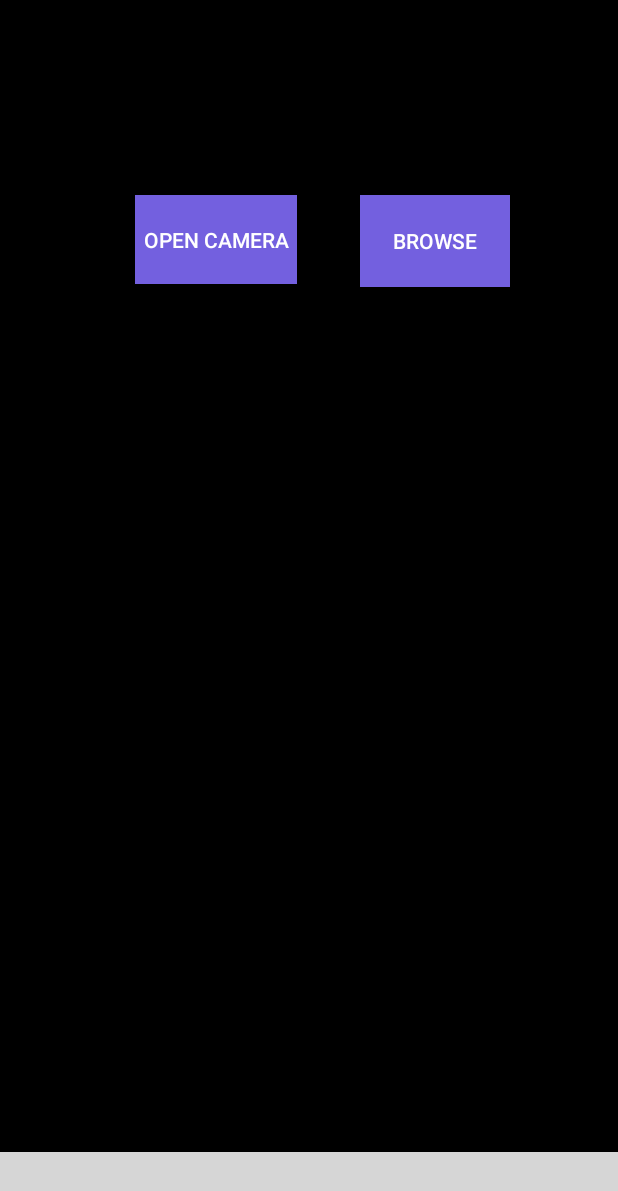
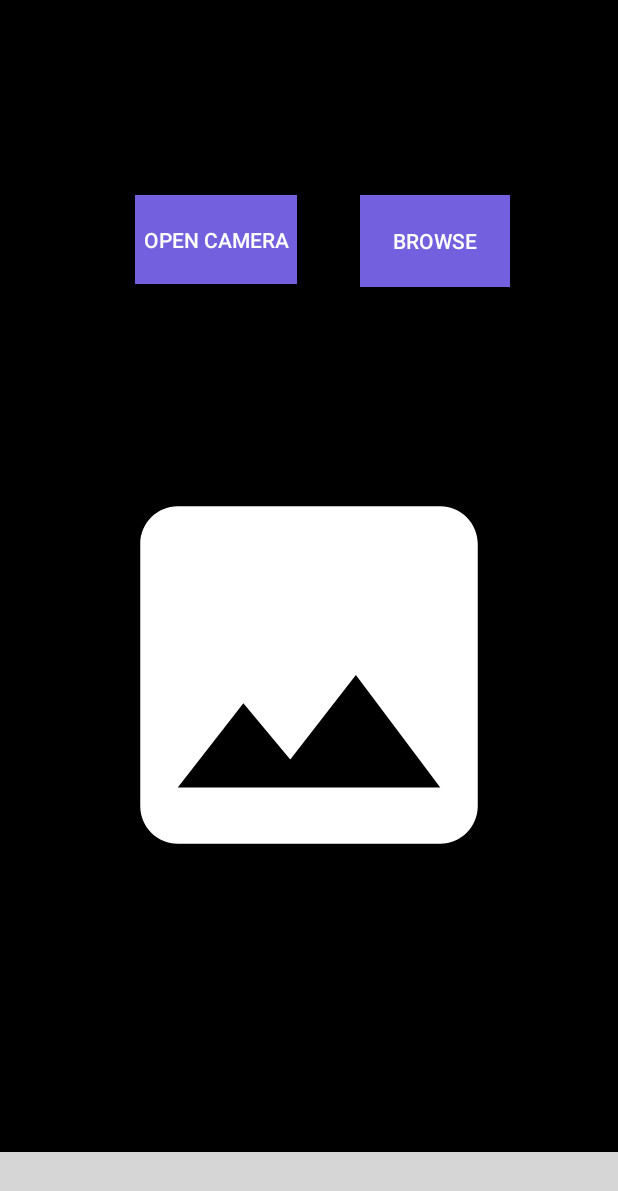
Before and after one commit to Kcode15/Social_Media_App, an Android app: the fragment AddFragment placed in its activity, on a phone screen of 412 x 824 dp. Shown: the top 1191 px of the screen. Run offline under Robolectric (Android 15) with nearby library versions, the phone set to English and light mode, and no system bars; libraries missing offline, so code that uses them is left out: com.iammert.library; plain views replace ReadableBottomBar; 1 statement that could not run was skipped; grey boxes are pictures that could not be loaded.

Commit message:
6th Commit by Rashi

```diff
--- a/app/src/main/java/com/example/socialmediaapp/Fragment/AddFragment.java
+++ b/app/src/main/java/com/example/socialmediaapp/Fragment/AddFragment.java
@@ -1,80 +1,79 @@
 package com.example.socialmediaapp.Fragment;
 
-import static android.app.Activity.RESULT_OK;
+import androidx.activity.result.ActivityResultLauncher;
+import androidx.activity.result.contract.ActivityResultContracts;
+import androidx.annotation.Nullable;
+import androidx.appcompat.app.AppCompatActivity;
 import android.content.Intent;
+import android.graphics.Bitmap;
 import android.net.Uri;
 import android.os.Bundle;
-import androidx.fragment.app.Fragment;
 import android.provider.MediaStore;
 import android.view.LayoutInflater;
 import android.view.View;
+import com.example.socialmediaapp.R;
+import androidx.fragment.app.Fragment;
 import android.view.ViewGroup;
 import android.widget.Button;
 import android.widget.ImageView;
-import com.example.socialmediaapp.R;
+
 
 public class AddFragment extends Fragment {
-    private static final String ARG_PARAM1 = "param1";
-    private static final String ARG_PARAM2 = "param2";
-    Button browse, camera;
-    private View view;
-    private String mParam1;
-    private String mParam2;
-
+    Button browse, cam;
+    ImageView img;
     public AddFragment() {
-        // Required empty public constructor
-    }
-    public static AddFragment newInstance(String param1, String param2) {
-        AddFragment fragment = new AddFragment();
-        Bundle args = new Bundle();
-        args.putString(ARG_PARAM1, param1);
-        args.putString(ARG_PARAM2, param2);
-        fragment.setArguments(args);
-        return fragment;
+        super(R.layout.fragment_add);
     }
 
-    @Override
-    public void onCreate(Bundle savedInstanceState) {
-        super.onCreate(savedInstanceState);
-        if (getArguments() != null) {
-            mParam1 = getArguments().getString(ARG_PARAM1);
-            mParam2 = getArguments().getString(ARG_PARAM2);
-        }
-    }
-
-    @Override
     public View onCreateView(LayoutInflater inflater, ViewGroup container, Bundle savedInstanceState) {
-        // Inflate the layout for this fragment
-        view = inflater.inflate(R.layout.fragment_add, container, false);
-
-        // Find your views and initialize them here
-        browse = view.findViewById(R.id.button);
-        camera = view.findViewById(R.id.button1);
-
-        // Set click listeners for your buttons
+        View view = inflater.inflate(R.layout.fragment_add, container, false);
+        browse=view.findViewById(R.id.button);
+        cam=view.findViewById(R.id.button1);
+        img=view.findViewById(R.id.imageView);
         browse.setOnClickListener(new View.OnClickListener() {
             @Override
             public void onClick(View v) {
                 Intent intent = new Intent(Intent.ACTION_PICK, MediaStore.Images.Media.EXTERNAL_CONTENT_URI);
-                startActivityForResult(intent, 1);
+                if (intent.resolveActivity(requireActivity().getPackageManager()) != null) {
+                    browseLauncher.launch(intent);
+                }
             }
         });
-        camera.setOnClickListener(new View.OnClickListener() {
+
+        cam.setOnClickListener(new View.OnClickListener() {
             @Override
             public void onClick(View v) {
-                // Handle camera button click
+                Intent intent = new Intent(MediaStore.ACTION_IMAGE_CAPTURE);
+                if (intent.resolveActivity(requireActivity().getPackageManager()) != null) {
+                    cameraLauncher.launch(intent);
+                }
             }
         });
         return view;
     }
 
+    private final ActivityResultLauncher<Intent> browseLauncher = registerForActivityResult(
+            new ActivityResultContracts.StartActivityForResult(),
+            result -> {
+                if (result.getResultCode() == AppCompatActivity.RESULT_OK) {
+                    Uri selectedImage = result.getData().getData();
+                    img.setImageURI(selectedImage);
+                }
+            });
+
+    private final ActivityResultLauncher<Intent> cameraLauncher = registerForActivityResult(
+            new ActivityResultContracts.StartActivityForResult(),
+            result -> {
+                if (result.getResultCode() == AppCompatActivity.RESULT_OK) {
+                    Bundle extras = result.getData().getExtras();
+                    Bitmap imageBitmap = (Bitmap) extras.get("data");
+                    img.setImageBitmap(imageBitmap);
+                }
+            });
+
     @Override
-    public void onActivityResult(int requestCode, int resultCode, Intent data) {
-        super.onActivityResult(requestCode, resultCode, data);
-        if (resultCode == RESULT_OK && data != null) {
-            Uri selectedImageUri = data.getData();
-            ImageView imageView = view.findViewById(R.id.imageView); // Use rootView to find the ImageView
-            imageView.setImageURI(selectedImageUri);
-        }
+    public void onCreate(@Nullable Bundle savedInstanceState) {
+        super.onCreate(savedInstanceState);
     }
+
 }
--- a/app/src/main/java/com/example/socialmediaapp/Fragment/Notification2Fragment.java
+++ b/app/src/main/java/com/example/socialmediaapp/Fragment/Notification2Fragment.java
@@ -1,23 +1,18 @@
 package com.example.socialmediaapp.Fragment;
 
 import android.os.Bundle;
-
 import androidx.fragment.app.Fragment;
 import androidx.recyclerview.widget.LinearLayoutManager;
 import androidx.recyclerview.widget.RecyclerView;
-
 import android.view.LayoutInflater;
 import android.view.View;
 import android.view.ViewGroup;
-
 import com.example.socialmediaapp.Adapter.NotificationAdapter;
 import com.example.socialmediaapp.Model.NotificationModel;
 import com.example.socialmediaapp.R;
-
 import java.util.ArrayList;
 
 public class Notification2Fragment extends Fragment {
-
     RecyclerView recyclerView;
     ArrayList<NotificationModel> list;
 
--- a/app/src/main/java/com/example/socialmediaapp/LoginActivity.java
+++ b/app/src/main/java/com/example/socialmediaapp/LoginActivity.java
@@ -2,11 +2,9 @@ package com.example.socialmediaapp;
 
 import androidx.annotation.NonNull;
 import androidx.appcompat.app.AppCompatActivity;
-
 import android.content.Intent;
 import android.os.Bundle;
 import android.view.View;
-
 import com.example.socialmediaapp.databinding.ActivityLoginBinding;
 import com.google.android.gms.tasks.OnCompleteListener;
 import com.google.android.gms.tasks.Task;
--- /dev/null
+++ b/app/src/main/res/drawable/baseline_image_24.xml
@@ -0,0 +1,5 @@
+<vector xmlns:android="http://schemas.android.com/apk/res/android" android:height="24dp" android:tint="#FFFFFF" android:viewportHeight="24" android:viewportWidth="24" android:width="24dp">
+
+    <path android:fillColor="@android:color/black" android:pathData="M21,19V5c0,-1.1 -0.9,-2 -2,-2H5c-1.1,0 -2,0.9 -2,2v14c0,1.1 0.9,2 2,2h14c1.1,0 2,-0.9 2,-2zM8.5,13.5l2.5,3.01L14.5,12l4.5,6H5l3.5,-4.5z"/>
+
+</vector>
--- a/app/src/main/res/layout/fragment_add.xml
+++ b/app/src/main/res/layout/fragment_add.xml
@@ -1,34 +1,44 @@
 <?xml version="1.0" encoding="utf-8"?>
-<FrameLayout xmlns:android="http://schemas.android.com/apk/res/android"
+<androidx.constraintlayout.widget.ConstraintLayout xmlns:android="http://schemas.android.com/apk/res/android"
+    xmlns:app="http://schemas.android.com/apk/res-auto"
     xmlns:tools="http://schemas.android.com/tools"
     android:layout_width="match_parent"
     android:layout_height="match_parent"
-    tools:context=".Fragment.AddFragment"
-    android:background="@color/black">
+    android:background="@color/black"
+    tools:context=".Fragment.AddFragment">
 
             <Button
                 android:id="@+id/button"
                 android:layout_width="100dp"
                 android:layout_height="61dp"
-        android:layout_marginLeft="240dp"
-        android:layout_marginTop="130dp"
                 android:background="#7360DF"
                 android:text="Browse"
-        android:textColor="@color/white" />
+                android:textColor="@color/white"
+                app:layout_constraintStart_toStartOf="parent"
+                app:layout_constraintTop_toTopOf="parent"
+                android:layout_marginStart="240dp"
+                android:layout_marginTop="130dp"/>
 
             <Button
                 android:id="@+id/button1"
                 android:layout_width="108dp"
                 android:layout_height="59dp"
-        android:layout_marginLeft="90dp"
-        android:layout_marginTop="130dp"
                 android:background="#7360DF"
                 android:text="Open Camera"
-        android:textColor="@color/white" />
+                android:textColor="@color/white"
+                app:layout_constraintStart_toStartOf="parent"
+                app:layout_constraintTop_toTopOf="parent"
+                android:layout_marginStart="90dp"
+                android:layout_marginTop="130dp"/>
+
             <ImageView
                 android:id="@+id/imageView"
-        android:layout_width="wrap_content"
-        android:layout_height="wrap_content"
-        android:layout_marginTop="500dp"/>
+                android:layout_width="300dp"
+                android:layout_height="300dp"
+                app:layout_constraintTop_toTopOf="parent"
+                app:layout_constraintStart_toStartOf="parent"
+                app:layout_constraintEnd_toEndOf="parent"
+                android:layout_marginTop="300dp"
+                android:src="@drawable/baseline_image_24"/>
 
-</FrameLayout>
+        </androidx.constraintlayout.widget.ConstraintLayout>
```
Also changed, not shown: build.gradle.kts (line endings or trailing spaces). Lines whose indentation alone changed are shown as unchanged.
